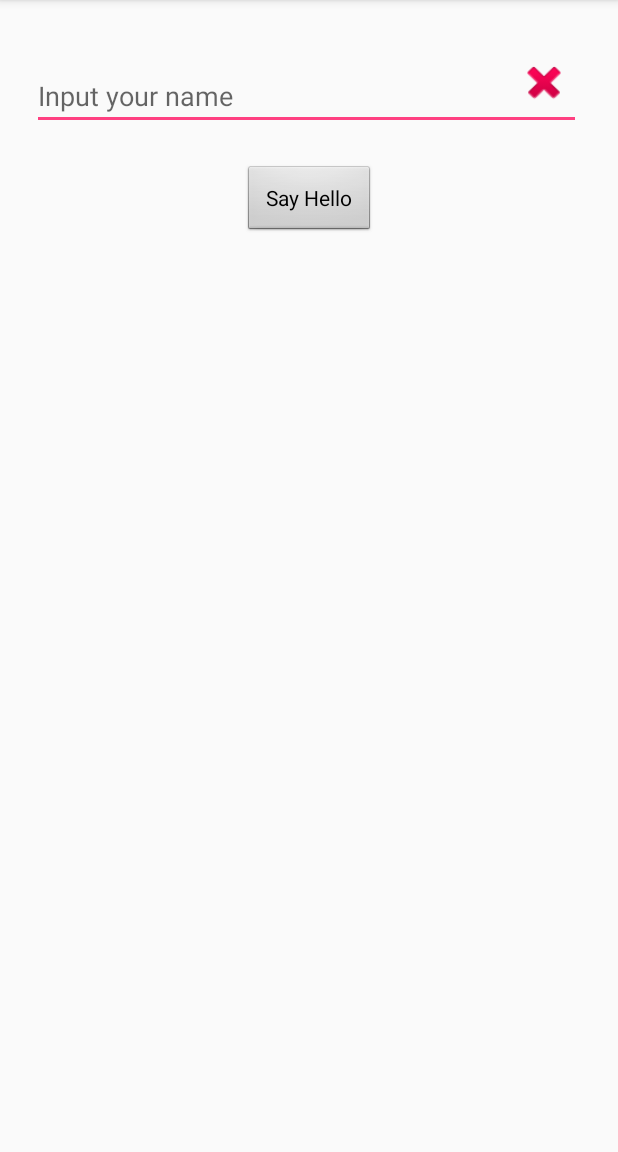
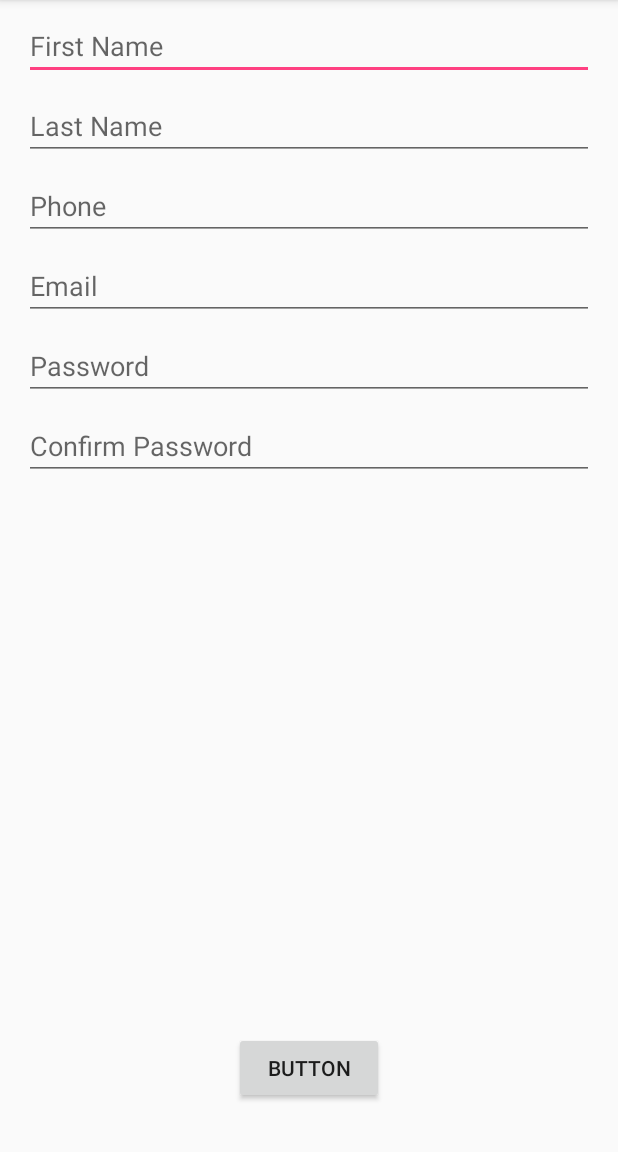
Before and after one commit to nazzko/AndroidDevelopment, an Android app: the screen it shows after launch (MainActivity), on a phone screen of 412 x 824 dp, the part 84-1236 px from its top. Run offline under Robolectric (Android 15) with nearby library versions, the phone set to English and light mode, and no system bars; libraries missing offline, so code that uses them is left out: com.basgeekball.awesomevalidation; 7 statements that could not run were skipped.

Commit message:
Lab3 done

```diff
--- a/app/build.gradle
+++ b/app/build.gradle
@@ -1,11 +1,11 @@
 apply plugin: 'com.android.application'
 
 android {
-    compileSdkVersion 28
+    compileSdkVersion 27
     defaultConfig {
         applicationId "com.example.lab1"
         minSdkVersion 15
-        targetSdkVersion 28
+        targetSdkVersion 27
         versionCode 1
         versionName "1.0"
         testInstrumentationRunner "android.support.test.runner.AndroidJUnitRunner"
@@ -20,9 +20,21 @@ android {
 
 dependencies {
     implementation fileTree(dir: 'libs', include: ['*.jar'])
-    implementation 'com.android.support:appcompat-v7:28.0.0-rc02'
+    implementation 'com.android.support:appcompat-v7:27.1.1'
     implementation 'com.android.support.constraint:constraint-layout:1.1.3'
     testImplementation 'junit:junit:4.12'
     androidTestImplementation 'com.android.support.test:runner:1.0.2'
     androidTestImplementation 'com.android.support.test.espresso:espresso-core:3.0.2'
+    implementation 'com.basgeekball:awesome-validation:4.2'
+
 }
+//dependencies {
+//    implementation fileTree(dir: 'libs', include: ['*.jar'])
+//    implementation 'com.android.support:appcompat-v7:28.0.0-alpha1'
+//    implementation 'com.android.support.constraint:constraint-layout:1.1.3'
+//    testImplementation 'junit:junit:4.12'
+//    androidTestImplementation 'com.android.support.test:runner:1.0.2'
+//    androidTestImplementation 'com.android.support.test.espresso:espresso-core:3.0.2'
+//    implementation  'com.basgeekball:awesome-validation:4.2'
+//
+//}
--- a/app/src/main/java/com/example/lab2/MainActivity.java
+++ b/app/src/main/java/com/example/lab2/MainActivity.java
@@ -4,36 +4,65 @@ import android.content.Intent;
 import android.support.v7.app.AppCompatActivity;
 import android.os.Bundle;
 import android.view.View;
+import android.widget.Button;
 import android.widget.EditText;
 import android.widget.TextView;
+import android.widget.Toast;
+
+import com.basgeekball.awesomevalidation.AwesomeValidation;
+import com.basgeekball.awesomevalidation.ValidationStyle;
+import com.basgeekball.awesomevalidation.utility.RegexTemplate;
 
 public class MainActivity extends AppCompatActivity {
 
     public static final String EXTRA_MESSAGE = "com.example.myfirstapp.MESSAGE";
 
+    EditText fname, lname, phone, email, pass, cpass;
+    Button submit;
+    AwesomeValidation awesomeValidation;
+
     @Override
     protected void onCreate(Bundle savedInstanceState) {
         super.onCreate(savedInstanceState);
         setContentView(R.layout.activity_main);
+
+        awesomeValidation = new AwesomeValidation(ValidationStyle.BASIC);
+        updateUI();
     }
 
+
+
     /** Called when the user taps the Send button */
-    public void sendMessage(View view) {
-        Intent intent = new Intent(this, MainActivity.class);
-        EditText editText = (EditText) findViewById(R.id.editText3);
-        String message = editText.getText().toString();
-        intent.putExtra(EXTRA_MESSAGE, message);
+    public void updateUI() {
+        fname =  findViewById(R.id.firstName);
+        lname =  findViewById(R.id.lastName);
+        phone =  findViewById(R.id.phone);
+        email =  findViewById(R.id.email);
+        pass =   findViewById(R.id.password);
+        cpass =  findViewById(R.id.confirmPassword);
+        submit = findViewById(R.id.submit);
 
-        // Capture the layout's TextView and set the string as its text
-        TextView textView = findViewById(R.id.textView);
-        textView.setText("Hello  " + message);
+        String regexPassword = "(?=.*[a-z])(?=.*[A-Z])(?=.*[\\d])(?=.*[~`!@#\\$%\\^&\\*\\(\\)\\-_\\+=\\{\\}\\[\\]\\|\\;:\"<>,./\\?]).{8,}";
+        awesomeValidation.addValidation(MainActivity.this,R.id.firstName, "[a-zA-Z\\s]+", R.string.err_fname );
+        awesomeValidation.addValidation(MainActivity.this,R.id.lastName, "[a-zA-Z\\s]+", R.string.err_lname );
+        awesomeValidation.addValidation(MainActivity.this,R.id.email, android.util.Patterns.EMAIL_ADDRESS, R.string.err_email);
+        awesomeValidation.addValidation(MainActivity.this,R.id.phone, RegexTemplate.TELEPHONE, R.string.err_phone);
+        awesomeValidation.addValidation(MainActivity.this,R.id.password, regexPassword, R.string.err_pass );
+        awesomeValidation.addValidation(MainActivity.this,R.id.confirmPassword, R.id.password, R.string.err_cpass );
+
+
+
+        submit.setOnClickListener(new View.OnClickListener() {
+            @Override
+            public void onClick(View view) {
+                if (awesomeValidation.validate()) {
+                    Toast.makeText(MainActivity.this, "Succesfull", Toast.LENGTH_SHORT).show();
+                } else{
+                    Toast.makeText(MainActivity.this, "Error", Toast.LENGTH_SHORT).show();
+                }
+            }
+        });
     }
 
-    public void clearMessage(View view) {
 
-        TextView textView = findViewById(R.id.editText3);
-        textView.setText("");
-        TextView textView1 = findViewById(R.id.textView);
-        textView1.setText("");
-    }
 }
--- a/app/src/main/res/layout/activity_main.xml
+++ b/app/src/main/res/layout/activity_main.xml
@@ -7,65 +7,116 @@
     tools:context=".MainActivity">
 
 
-    <FrameLayout
-        android:id="@+id/frameLayout"
-        android:layout_width="fill_parent"
-        android:layout_height="78dp"
+    <EditText
+        android:id="@+id/firstName"
+        android:layout_width="0dp"
+        android:layout_height="wrap_content"
         android:layout_marginEnd="16dp"
         android:layout_marginLeft="16dp"
         android:layout_marginRight="16dp"
         android:layout_marginStart="16dp"
-        android:layout_marginTop="16dp"
-        android:padding="5dp"
+        android:layout_marginTop="8dp"
+        android:ems="10"
+        android:hint="First Name"
+        android:inputType="textPersonName"
+        app:layout_constraintEnd_toEndOf="parent"
+        app:layout_constraintStart_toStartOf="parent"
+        app:layout_constraintTop_toTopOf="parent" />
+
+    <EditText
+        android:id="@+id/lastName"
+        android:layout_width="0dp"
+        android:layout_height="wrap_content"
+        android:layout_marginEnd="16dp"
+        android:layout_marginLeft="16dp"
+        android:layout_marginRight="16dp"
+        android:layout_marginStart="16dp"
+        android:layout_marginTop="8dp"
+        android:ems="10"
+        android:hint="Last Name"
+        android:inputType="textPersonName"
         app:layout_constraintEnd_toEndOf="parent"
         app:layout_constraintHorizontal_bias="0.0"
         app:layout_constraintStart_toStartOf="parent"
-        app:layout_constraintTop_toTopOf="parent">
+        app:layout_constraintTop_toBottomOf="@+id/firstName" />
 
-        <EditText
-            android:id="@+id/editText3"
-            android:layout_width="366dp"
-            android:layout_height="wrap_content"
-            android:layout_marginTop="20dp"
-            android:ems="10"
-            android:hint="@string/edit_message"
-            android:inputType="textPersonName"
-            android:singleLine="true"
-            android:textColor="@color/gray" />
+    <EditText
+        android:id="@+id/phone"
+        android:layout_width="0dp"
+        android:layout_height="wrap_content"
+        android:layout_marginEnd="16dp"
+        android:layout_marginLeft="16dp"
+        android:layout_marginRight="16dp"
+        android:layout_marginStart="16dp"
+        android:layout_marginTop="8dp"
+        android:ems="10"
+        android:hint="Phone"
+        android:inputType="phone"
+        app:layout_constraintEnd_toEndOf="parent"
+        app:layout_constraintStart_toStartOf="parent"
+        app:layout_constraintTop_toBottomOf="@+id/lastName" />
 
-        <Button
-            android:id="@+id/calc_clear_txt_Prise"
-            android:layout_width="36dp"
-            android:layout_height="35dp"
-            android:layout_gravity="right|center_vertical"
-            android:layout_marginRight="10dp"
-            android:background="@android:drawable/ic_delete"
-            android:onClick="clearMessage" />
+    <EditText
+        android:id="@+id/email"
+        android:layout_width="0dp"
+        android:layout_height="wrap_content"
+        android:layout_marginEnd="16dp"
+        android:layout_marginLeft="16dp"
+        android:layout_marginRight="16dp"
+        android:layout_marginStart="16dp"
+        android:layout_marginTop="8dp"
+        android:ems="10"
+        android:hint="Email"
+        android:inputType="textEmailAddress"
+        app:layout_constraintEnd_toEndOf="parent"
+        app:layout_constraintStart_toStartOf="parent"
+        app:layout_constraintTop_toBottomOf="@+id/phone" />
 
-    </FrameLayout>
+    <EditText
+        android:id="@+id/password"
+        android:layout_width="0dp"
+        android:layout_height="wrap_content"
+        android:layout_marginEnd="16dp"
+        android:layout_marginLeft="16dp"
+        android:layout_marginRight="16dp"
+        android:layout_marginStart="16dp"
+        android:layout_marginTop="8dp"
+        android:ems="10"
+        android:hint="Password"
+        android:inputType="textPassword"
+        app:layout_constraintEnd_toEndOf="parent"
+        app:layout_constraintStart_toStartOf="parent"
+        app:layout_constraintTop_toBottomOf="@+id/email" />
+
+    <EditText
+        android:id="@+id/confirmPassword"
+        android:layout_width="0dp"
+        android:layout_height="wrap_content"
+        android:layout_marginEnd="16dp"
+        android:layout_marginLeft="16dp"
+        android:layout_marginRight="16dp"
+        android:layout_marginStart="16dp"
+        android:layout_marginTop="8dp"
+        android:ems="10"
+        android:hint="Confirm Password"
+        android:inputType="textPassword"
+        app:layout_constraintEnd_toEndOf="parent"
+        app:layout_constraintStart_toStartOf="parent"
+        app:layout_constraintTop_toBottomOf="@+id/password" />
 
     <Button
-        android:id="@+id/button2"
-        style="@android:style/Widget.Button"
-        android:layout_width="wrap_content"
-        android:layout_height="0dp"
-        android:layout_marginTop="16dp"
-        android:onClick="sendMessage"
-        android:text="@string/button_send"
+        android:id="@+id/submit"
+        android:layout_width="100dp"
+        android:layout_height="wrap_content"
+        android:layout_marginBottom="32dp"
+        android:layout_marginEnd="32dp"
+        android:layout_marginLeft="32dp"
+        android:layout_marginRight="32dp"
+        android:layout_marginStart="32dp"
+        android:text="Button"
+        app:layout_constraintBottom_toBottomOf="parent"
         app:layout_constraintEnd_toEndOf="parent"
         app:layout_constraintStart_toStartOf="parent"
-        app:layout_constraintTop_toBottomOf="@+id/frameLayout" />
-
-
-    <TextView
-        android:id="@+id/textView"
-        android:layout_width="wrap_content"
-        android:layout_height="wrap_content"
-        android:layout_marginTop="24dp"
-        android:textAppearance="@style/TextAppearance.AppCompat.Button"
-        app:layout_constraintEnd_toEndOf="parent"
-        app:layout_constraintStart_toStartOf="parent"
-        app:layout_constraintTop_toBottomOf="@+id/button2" />
-
+        tools:ignore="MissingConstraints" />
 
 </android.support.constraint.ConstraintLayout>
--- a/app/src/main/res/values/strings.xml
+++ b/app/src/main/res/values/strings.xml
@@ -1,6 +1,10 @@
 <resources>
     <string name="app_name">lab2</string>
-    <string name="edit_message">Input your name</string>
-    <string name="button_send">Say Hello</string>
+    <string name="err_fname">Введіть ім\'я</string>
+    <string name="err_lname">Введіть прізвище</string>
+    <string name="err_phone">Введіть телефон</string>
+    <string name="err_email">Неправильний емейл</string>
+    <string name="err_pass">Пароль має містити велику і малу букви, цифри та спец. символи</string>
+    <string name="err_cpass">Паролі не співпадають</string>
 
 </resources>
--- a/build.gradle
+++ b/build.gradle
@@ -8,6 +8,7 @@ buildscript {
     }
     dependencies {
         classpath 'com.android.tools.build:gradle:3.1.3'
+
 
 
         // NOTE: Do not place your application dependencies here; they belong
```
